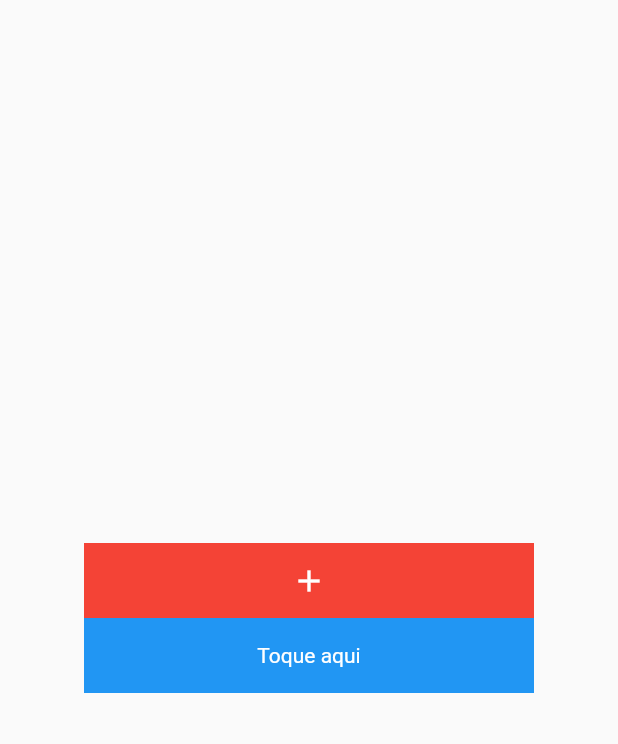
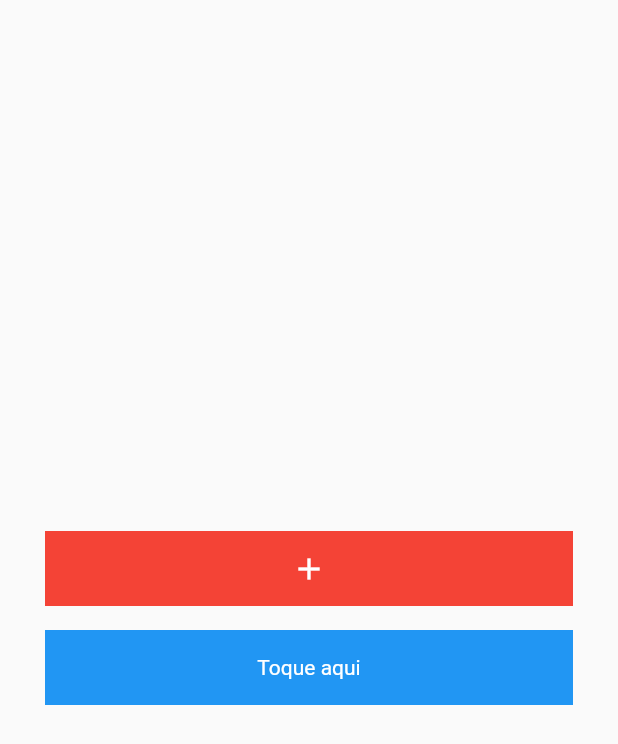
Before and after one commit to EliezerGino/flutterando, a Flutter app: the screen it shows after launch, on a phone screen of 412 x 824 dp. Shown: the top 744 px of the screen. Run offline on Flutter 3.47's test engine with Material 2 defaults, Android fonts, the phone set to English and light mode, and no system bars.

Commit message:
Padding, SizedBox, Divider

```diff
--- a/lib/main.dart
+++ b/lib/main.dart
@@ -30,11 +30,14 @@ class MyApp extends StatelessWidget {
 class ButtonIcon extends StatelessWidget {
   @override
   Widget build(BuildContext context) {
-    return Container(
-      width: 300,
+    return Padding(
+      padding: const EdgeInsets.symmetric(vertical: 8, horizontal: 30),
+      child: Container(
+        width: double.infinity,
         height: 50,
         color: Colors.red,
         child: Icon(Icons.add, color: Colors.white),
+      ),
     );
   }
 }
@@ -42,12 +45,15 @@ class ButtonIcon extends StatelessWidget {
 class ButtonText extends StatelessWidget {
   @override
   Widget build(BuildContext context) {
-    return Container(
-      width: 300,
+    return Padding(
+      padding: const EdgeInsets.symmetric(vertical: 8, horizontal: 30,),
+      child: Container(
+        width: double.infinity,
         height: 50,
         color: Colors.blue,
         alignment: Alignment.center,
         child: Text('Toque aqui', style: TextStyle(color: Colors.white)),
+      ),
     );
   }
 }
```
Lines whose indentation alone changed are shown as unchanged.
